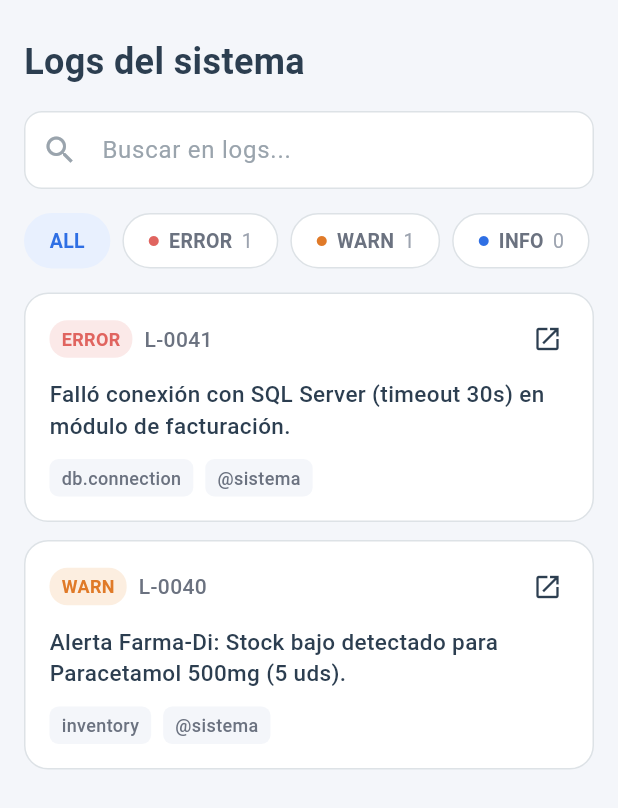
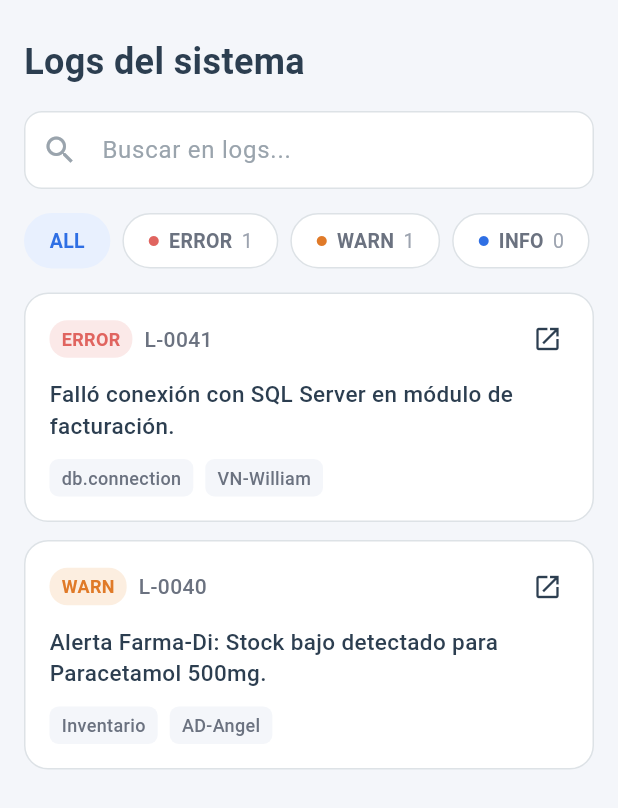
Before and after one commit to williamcortez07/farma_di_mobile, a Flutter app: the LogsScreen screen opened by its route, on a phone screen of 412 x 824 dp. Shown: the top 808 px of the screen. Run offline on Flutter 3.47's test engine with Material 3 defaults, Android fonts, the phone set to English and light mode, and no system bars; our stand-ins replace fl_chart.

Commit message:
Cambio mensajes logs por inconsistencia.

```diff
--- a/lib/screen/logs.dart
+++ b/lib/screen/logs.dart
@@ -26,7 +26,7 @@ class LogEntry {
   });
 }
 
-/// 2. PANTALLA PRINCIPAL
+// PANTALLA PRINCIPAL
 
 class LogsScreen extends StatefulWidget {
   const LogsScreen({super.key});
@@ -47,17 +47,17 @@ class _LogsScreenState extends State<LogsScreen> {
     LogEntry(
       id: 'L-0041',
       level: LogLevel.error,
-      message: 'Falló conexión con SQL Server (timeout 30s) en módulo de facturación.',
+      message: 'Falló conexión con SQL Server en módulo de facturación.',
       module: 'db.connection',
-      user: '@sistema',
+      user: 'VN-William',
       time: '2026-10-1',
     ),
     LogEntry(
       id: 'L-0040',
       level: LogLevel.warn,
-      message: 'Alerta Farma-Di: Stock bajo detectado para Paracetamol 500mg (5 uds).',
-      module: 'inventory',
-      user: '@sistema',
+      message: 'Alerta Farma-Di: Stock bajo detectado para Paracetamol 500mg.',
+      module: 'Inventario',
+      user: 'AD-Angel',
       time: '2026-10-1',
     ),
   ];
```
